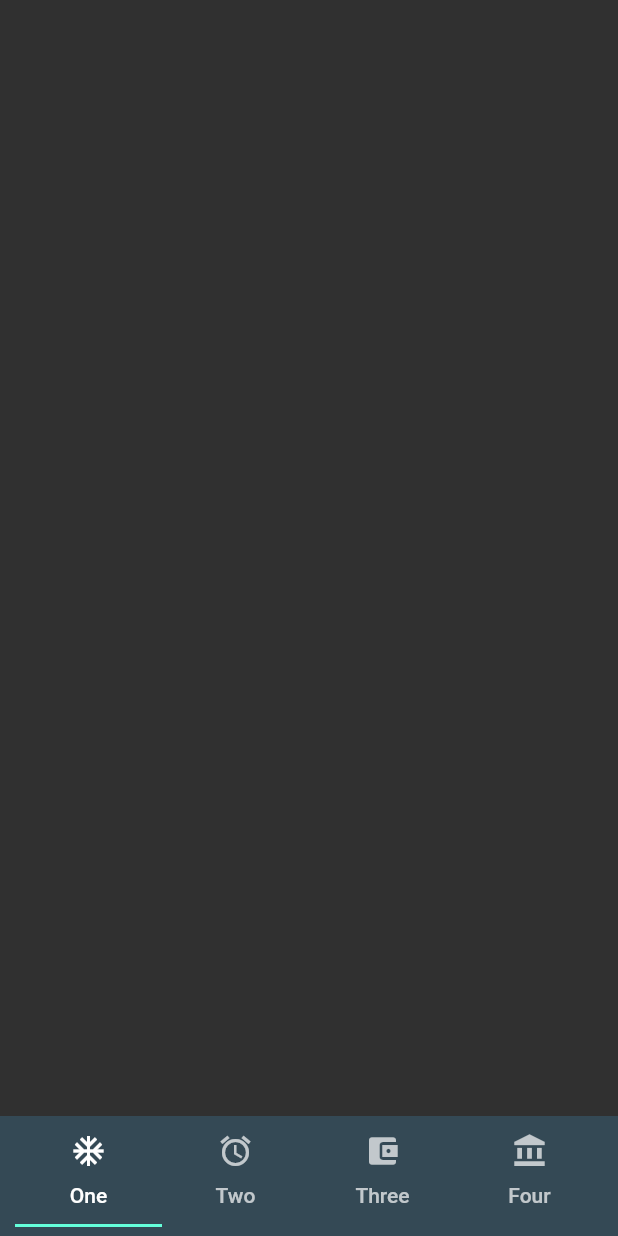
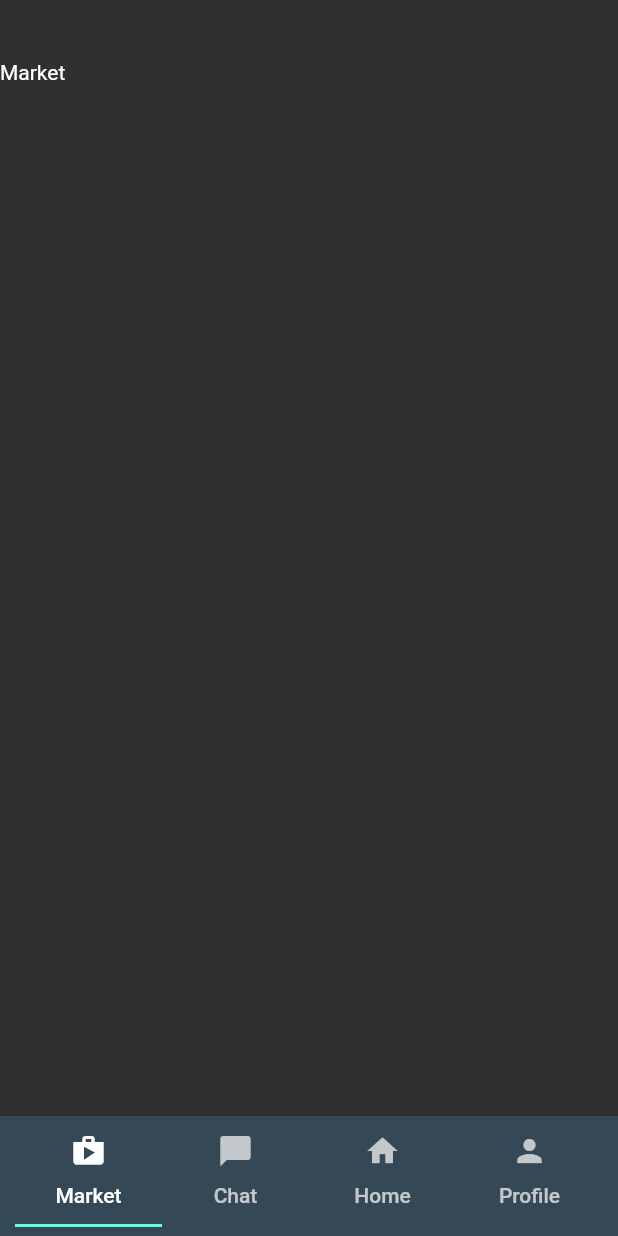
Before and after one commit to KellyInnovation/onechoice-app, a Flutter app: the screen it shows after launch, on a phone screen of 412 x 824 dp. Run offline on Flutter 3.47's test engine with Material 2 defaults, Android fonts, the phone set to English and light mode, and no system bars.

Commit message:
adding text

```diff
--- a/lib/pages/home_page.dart
+++ b/lib/pages/home_page.dart
@@ -21,10 +21,29 @@ class MyHomePage extends StatelessWidget {
           body:
           TabBarView(
             children: [
-              Container(),
-              Container(),
-              Container(),
-              Container(),
+              Container(
+                child:Padding(
+                  padding: const EdgeInsets.only(top:40.0),
+                  child: Text("Market"),
+                ),
+              ),
+              Container(
+                child:Padding(
+                  padding: const EdgeInsets.only(top:40.0),
+                  child: Text("Chat"),
+                ),
+              ),
+              Container(
+                child:Padding(
+                  padding: const EdgeInsets.only(top:40.0),
+                  child: Text("Home"),
+                ),
+              ),
+              Container(child:Padding(
+                padding: const EdgeInsets.only(top:40.0),
+                child: Text("Profile"),
+              ),
+              ),
             ],
           ),
           bottomNavigationBar: BottomAppBar(
@@ -38,10 +57,10 @@ class MyHomePage extends StatelessWidget {
                   MyBottomSheet(context),
                   TabBar(
                     tabs: [
-                      Tab(icon: Icon(Icons.ac_unit), text: "One",),
-                      Tab(icon: Icon(Icons.access_alarm), text: "Two",),
-                      Tab(icon: Icon(Icons.account_balance_wallet), text: "Three",),
-                      Tab(icon: Icon(Icons.account_balance), text: "Four",)
+                      Tab(icon: Icon(Icons.shop), text: "Market",),
+                      Tab(icon: Icon(Icons.chat_bubble), text: "Chat",),
+                      Tab(icon: Icon(Icons.home), text: "Home",),
+                      Tab(icon: Icon(Icons.person), text: "Profile",)
                     ],
                   ),
                 ],
```
